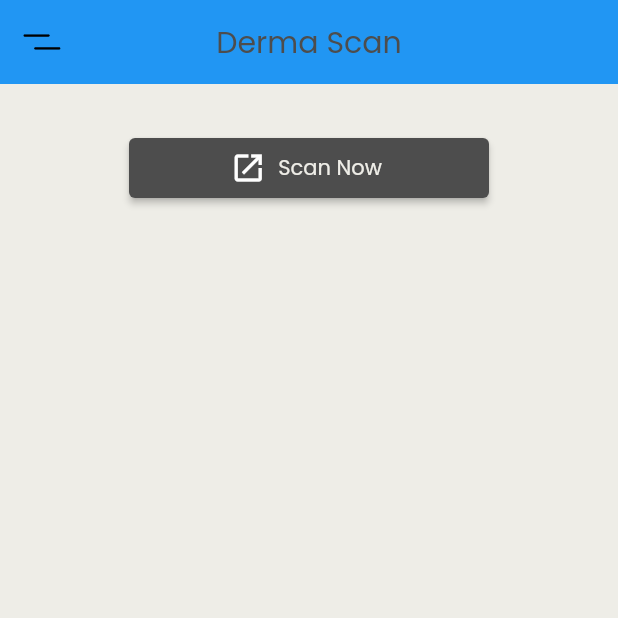
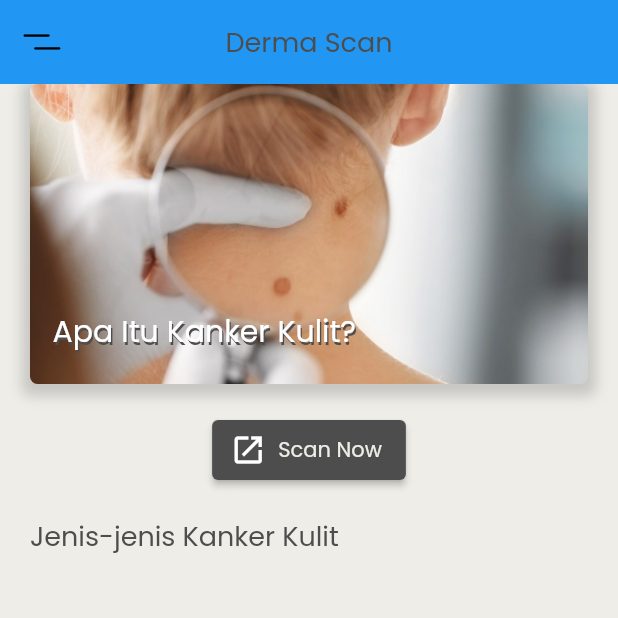
Before and after one commit to kripikkentangs/derma_scan, a Flutter app: the screen it shows after launch, on a phone screen of 412 x 824 dp, the top half of it. Run offline on Flutter 3.47's test engine with Material 2 defaults, Android fonts, the phone set to English and light mode, and no system bars; our stand-ins replace flutter_svg, image_cropper, image_picker; missing offline and left inert: simple_speed_dial, tflite.

Commit message:
add header and header content

```diff
--- a/lib/const.dart
+++ b/lib/const.dart
@@ -3,7 +3,6 @@ import 'package:flutter/material.dart';
 const kBackgroundColor = Color(0xFFEEEDE7);
 const kTextColor = Color(0xFF4D4D4D);
 const kStatusBarColor = Color(0xFFEEEDE7);
-const double kDefaultPadding = 20.0;
 
 TextStyle kDefaultFont =
-    TextStyle(color: Color(0xFF4D4D4D), fontFamily: 'Poppins');
+    TextStyle(color: Color(0xFF4D4D4D), fontFamily: 'Poppins', fontSize: 18);
--- a/lib/home/components/body_home.dart
+++ b/lib/home/components/body_home.dart
@@ -1,30 +1,22 @@
-import 'package:derma_scan/scan/scan.dart';
+import 'package:derma_scan/home/components/header.dart';
+import 'package:derma_scan/home/components/scan_button.dart';
 import 'package:flutter/material.dart';
+
+import 'jenis_kanker.dart';
 
 class BodyHome extends StatelessWidget {
   const BodyHome({Key? key}) : super(key: key);
 
   @override
   Widget build(BuildContext context) {
-    return Container(
-        alignment: Alignment.topCenter,
-        padding: EdgeInsets.only(top: 32),
-        child: ElevatedButton.icon(
-          icon: Icon(Icons.open_in_new),
-          label: Text(
-            'Scan Now',
-            style: TextStyle(fontFamily: 'Poppins', color: Color(0xFFEEEDE7)),
-          ),
-          onPressed: () {
-            Navigator.push(
-              context,
-              MaterialPageRoute(builder: (context) => Scan()),
-            );
-          },
-          style: ElevatedButton.styleFrom(
-            primary: Color(0xFF4D4D4D),
-            fixedSize: const Size(240, 40),
-          ),
-        ));
+    return Scaffold(
+      body: ListView(
+        children: [
+          Header(),
+          ScanButton(),
+          JenisKanker(),
+        ],
+      ),
+    );
   }
 }
--- /dev/null
+++ b/lib/home/components/header.dart
@@ -0,0 +1,60 @@
+import 'package:derma_scan/home/components/header_content.dart';
+import 'package:flutter/material.dart';
+
+class Header extends StatelessWidget {
+  const Header({Key? key}) : super(key: key);
+
+  @override
+  Widget build(BuildContext context) {
+    return Padding(
+      padding: EdgeInsets.only(left: 20, right: 20),
+      child: InkWell(
+        onTap: () {
+          Navigator.push(
+            context,
+            MaterialPageRoute(builder: (context) => HeaderContent()),
+          );
+        },
+        child: Stack(
+          children: [
+            Container(
+              height: 200,
+              width: double.infinity,
+              decoration: BoxDecoration(
+                borderRadius: BorderRadius.all(Radius.circular(5)),
+                image: DecorationImage(
+                    image: AssetImage('assets/images/kanker-kulit.jpg'),
+                    fit: BoxFit.cover),
+                boxShadow: [
+                  BoxShadow(
+                    color: Colors.grey.withOpacity(0.5),
+                    spreadRadius: 5,
+                    blurRadius: 7,
+                    offset: Offset(0, 3),
+                  ),
+                ],
+              ),
+            ),
+            Positioned(
+              bottom: 20,
+              left: 15,
+              child: Text(
+                'Apa Itu Kanker Kulit?',
+                style: TextStyle(
+                    fontFamily: 'Poppins',
+                    fontSize: 20,
+                    color: Colors.white,
+                    shadows: [
+                      Shadow(
+                        color: Color(0xFF4D4D4D),
+                        offset: Offset(1, 1.7),
+                      ),
+                    ]),
+              ),
+            ),
+          ],
+        ),
+      ),
+    );
+  }
+}
--- /dev/null
+++ b/lib/home/components/jenis_kanker.dart
@@ -0,0 +1,28 @@
+import 'package:flutter/material.dart';
+
+import '../../const.dart';
+
+class JenisKanker extends StatelessWidget {
+  const JenisKanker({Key? key}) : super(key: key);
+
+  @override
+  Widget build(BuildContext context) {
+    return Padding(
+      padding: EdgeInsets.only(left: 20, top: 20),
+      child: Column(
+        crossAxisAlignment: CrossAxisAlignment.start,
+        children: [
+          Text(
+            "Jenis-jenis Kanker Kulit",
+            textAlign: TextAlign.left,
+            style: TextStyle(
+              color: kTextColor,
+              fontFamily: 'Poppins',
+              fontSize: 18,
+            ),
+          ),
+        ],
+      ),
+    );
+  }
+}
--- /dev/null
+++ b/lib/home/components/scan_button.dart
@@ -0,0 +1,33 @@
+import 'package:derma_scan/scan/scan.dart';
+import 'package:flutter/material.dart';
+
+class ScanButton extends StatelessWidget {
+  const ScanButton({Key? key}) : super(key: key);
+
+  @override
+  Widget build(BuildContext context) {
+    return Padding(
+      padding: EdgeInsets.only(left: 40, right: 40),
+      child: Container(
+          alignment: Alignment.topCenter,
+          padding: EdgeInsets.only(top: 20),
+          child: ElevatedButton.icon(
+            icon: Icon(Icons.open_in_new),
+            label: Text(
+              'Scan Now',
+              style: TextStyle(fontFamily: 'Poppins', color: Color(0xFFEEEDE7)),
+            ),
+            onPressed: () {
+              Navigator.push(
+                context,
+                MaterialPageRoute(builder: (context) => Scan()),
+              );
+            },
+            style: ElevatedButton.styleFrom(
+              primary: Color(0xFF4D4D4D),
+              fixedSize: const Size(double.infinity, 40),
+            ),
+          )),
+    );
+  }
+}
```
Also changed, not shown: lib/home/components/header_content.dart (added, +36 -0 lines), lib/scan/components/body_scan.dart (+65 -23 lines), assets/images/kanker-kulit.jpg (added), assets/images/kkulit.jpg (added), assets/images/kkulit720.png (added), assets/models/labelsres.txt (renamed from assets/models/labelsres3b.txt), 1 other file.
